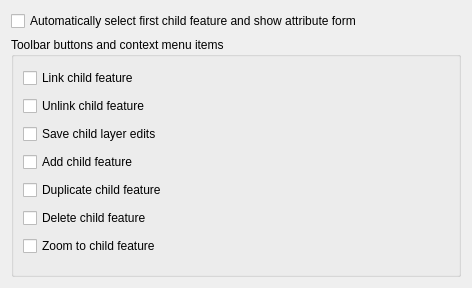
qgis/QGIS, file src/ui/qgsrelationeditorconfigwidgetbase.ui: the form before one commit.
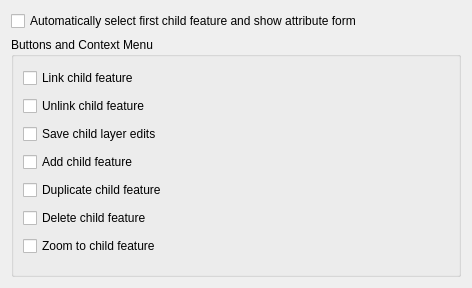
The form after the commit.

Commit message: Change widget configuration settings group title as per suggestion

The edit to the form file:
```diff
--- a/src/ui/qgsrelationeditorconfigwidgetbase.ui
+++ b/src/ui/qgsrelationeditorconfigwidgetbase.ui
@@ -33,7 +33,7 @@
       </sizepolicy>
      </property>
      <property name="title">
-      <string>Toolbar buttons and context menu items</string>
+      <string>Buttons and Context Menu</string>
      </property>
      <layout class="QVBoxLayout" name="verticalLayout_2">
       <item>
```
